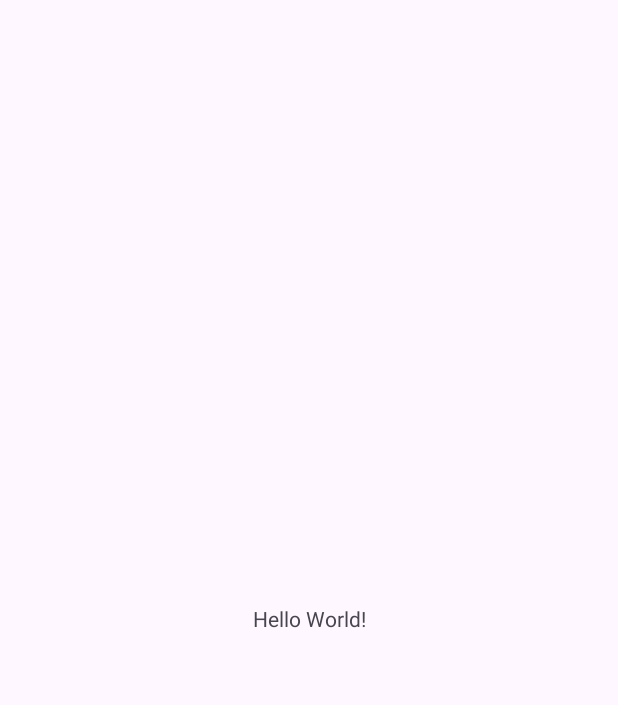
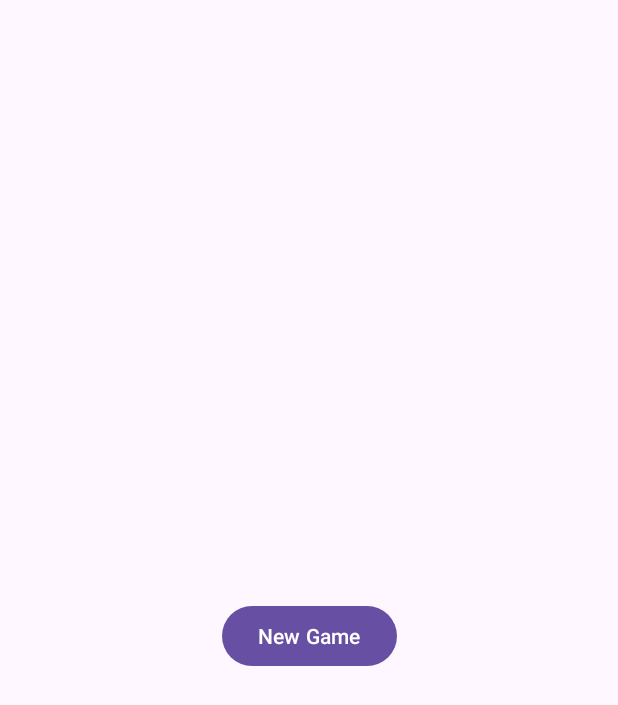
Before and after one commit to mandresik/Darts-Counter, an Android app: the screen it shows after launch (MainActivity), on a phone screen of 412 x 824 dp. Before the commit the part shown is almost empty. Shown: the top 705 px of the screen. Run offline under Robolectric (Android 15) with nearby library versions, the phone set to English and light mode, and no system bars; our stand-ins replace data binding.

Commit message:
Screens Main, CreateGame
Dependencies for MVVM has been added and buildFeatures for data binding has been set to true. Two screens - Main and CreateGame - has been created with Activity, ViewModel and ViewModelFactory. Main serves as a Main Menu and has New Game button now. By clicking on this button, CreateGameActivity is launched. This activity will serve for game setup: adding players for the game on a listView and perhaps score to reach to win the game. After the setup, GameActivity will be launched to track the score, this will be added in the future.

```diff
--- /dev/null
+++ b/app/src/main/java/cz/mandr/dartscounter/CreateGameViewModel.kt
@@ -0,0 +1,6 @@
+package cz.mandr.dartscounter
+
+import androidx.lifecycle.ViewModel
+
+class CreateGameViewModel() : ViewModel() {
+}
--- a/app/src/main/java/cz/mandr/dartscounter/MainActivity.kt
+++ b/app/src/main/java/cz/mandr/dartscounter/MainActivity.kt
@@ -1,11 +1,36 @@
 package cz.mandr.dartscounter
 
+import android.content.Intent
 import androidx.appcompat.app.AppCompatActivity
 import android.os.Bundle
+import androidx.lifecycle.ViewModelProvider
+import cz.mandr.dartscounter.databinding.ActivityMainBinding
 
 class MainActivity : AppCompatActivity() {
+
+    private lateinit var binding: ActivityMainBinding
+    private lateinit var viewModel: MainViewModel
+
     override fun onCreate(savedInstanceState: Bundle?) {
         super.onCreate(savedInstanceState)
-        setContentView(R.layout.activity_main)
+
+        binding = ActivityMainBinding.inflate(layoutInflater)
+        setContentView(binding.root)
+
+        viewModel = ViewModelProvider(this, MainViewModelFactory())
+            .get(MainViewModel::class.java)
+
+        binding.viewModel = viewModel
+        binding.lifecycleOwner = this
+
+
+        viewModel.processToCreateGame.observe(this, { value ->
+            if(value){
+                val intent = Intent(this, CreateGameActivity::class.java)
+                startActivity(intent)
+                viewModel.processToCreateGame.value = false
+            }
+        })
+
     }
 }
--- /dev/null
+++ b/app/src/main/java/cz/mandr/dartscounter/MainViewModel.kt
@@ -0,0 +1,14 @@
+package cz.mandr.dartscounter
+
+import androidx.lifecycle.MutableLiveData
+import androidx.lifecycle.ViewModel
+
+class MainViewModel() : ViewModel() {
+
+    val processToCreateGame = MutableLiveData<Boolean>()
+
+    fun gotoCreateGame(){
+        processToCreateGame.value = true
+    }
+
+}
--- /dev/null
+++ b/app/src/main/java/cz/mandr/dartscounter/MainViewModelFactory.kt
@@ -0,0 +1,14 @@
+package cz.mandr.dartscounter
+
+import androidx.lifecycle.ViewModel
+import androidx.lifecycle.ViewModelProvider
+
+class MainViewModelFactory() : ViewModelProvider.Factory {
+
+    override fun <T : ViewModel> create(modelClass: Class<T>): T {
+        if(modelClass.isAssignableFrom(MainViewModel::class.java)){
+            return MainViewModel() as T
+        }
+        throw IllegalArgumentException("Wrong ViewModel class")
+    }
+}
--- a/app/src/main/res/layout/activity_main.xml
+++ b/app/src/main/res/layout/activity_main.xml
@@ -1,12 +1,21 @@
 <?xml version="1.0" encoding="utf-8"?>
-<androidx.constraintlayout.widget.ConstraintLayout xmlns:android="http://schemas.android.com/apk/res/android"
+<layout xmlns:android="http://schemas.android.com/apk/res/android"
     xmlns:app="http://schemas.android.com/apk/res-auto"
-    xmlns:tools="http://schemas.android.com/tools"
+    xmlns:tools="http://schemas.android.com/tools">
+
+    <data>
+        <variable
+            name="viewModel"
+            type="cz.mandr.dartscounter.MainViewModel"/>
+    </data>
+
+    <androidx.constraintlayout.widget.ConstraintLayout
         android:layout_width="match_parent"
         android:layout_height="match_parent"
         tools:context=".MainActivity">
 
         <TextView
+            android:id="@+id/textView"
             android:layout_width="wrap_content"
             android:layout_height="wrap_content"
             android:text="Hello World!"
@@ -15,4 +24,16 @@
             app:layout_constraintStart_toStartOf="parent"
             app:layout_constraintTop_toTopOf="parent" />
 
+        <Button
+            android:id="@+id/button_NewGame"
+            android:layout_width="wrap_content"
+            android:layout_height="wrap_content"
+            android:layout_marginTop="400dp"
+            android:text="@string/MAIN_NewGame"
+            android:onClick="@{ () -> viewModel.gotoCreateGame() }"
+            app:layout_constraintEnd_toEndOf="parent"
+            app:layout_constraintStart_toStartOf="parent"
+            app:layout_constraintTop_toTopOf="parent" />
+
     </androidx.constraintlayout.widget.ConstraintLayout>
+</layout>
```
Also changed, not shown: app/build.gradle.kts (+11 -0 lines), app/src/main/AndroidManifest.xml (+6 -3 lines), app/src/main/java/cz/mandr/dartscounter/CreateGameActivity.kt (added, +25 -0 lines), app/src/main/java/cz/mandr/dartscounter/CreateGameViewModelFactory.kt (added, +14 -0 lines), app/src/main/res/layout/activity_create_game.xml (added, +62 -0 lines), app/src/main/res/values/strings.xml (+8 -0 lines). Lines whose indentation alone changed are shown as unchanged.
